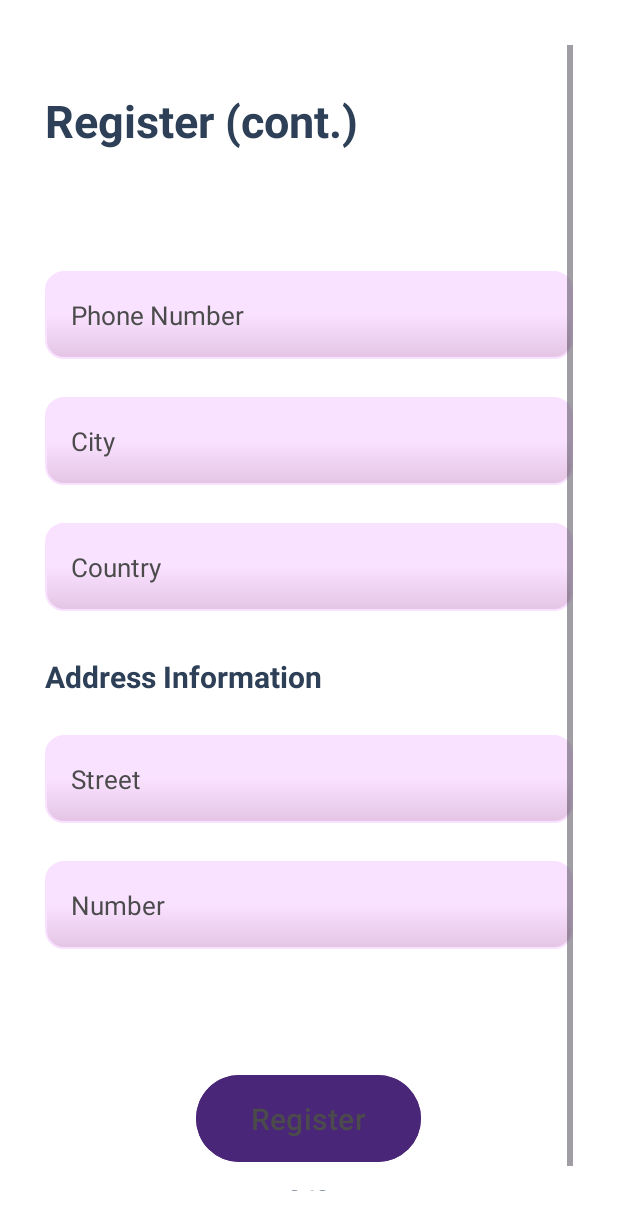
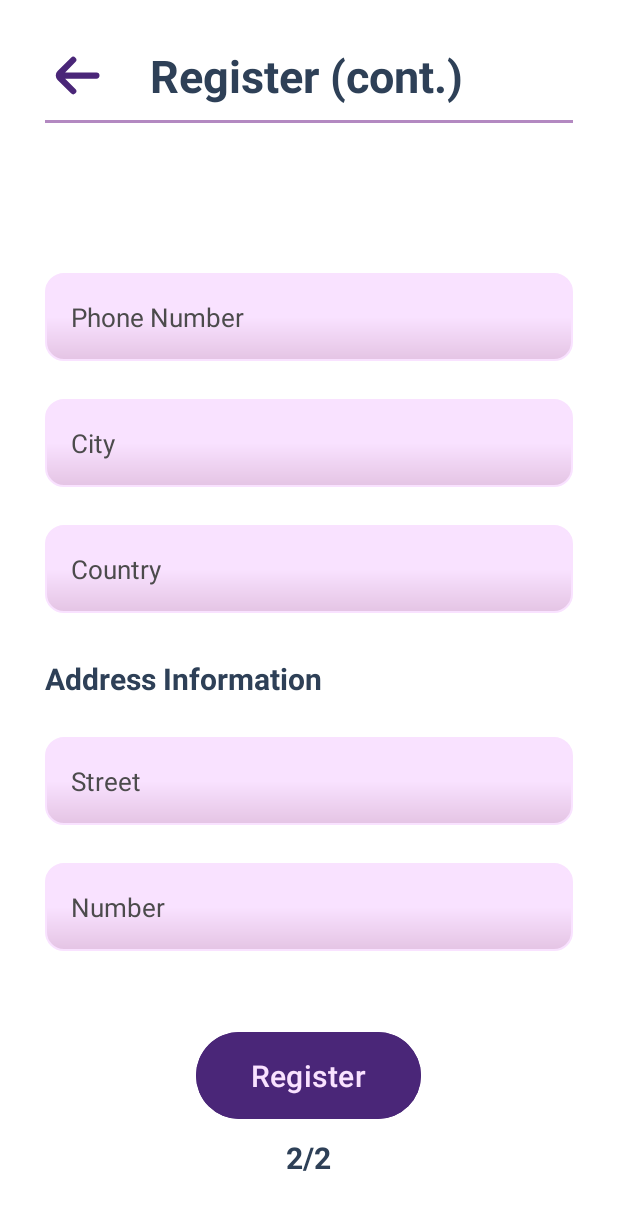
Before and after one commit to baltatescuanamaria/Licenta, an Android app: the RegisterActivity4 screen opened directly, with no data from a screen before it, on a phone screen of 412 x 824 dp. Shown: the top 1230 px of the screen. Run offline under Robolectric (Android 15) with nearby library versions, the phone set to English and light mode, and no system bars; our stand-ins replace Firebase (no records; nobody signed in at launch, a user with empty details on screens opened directly).

Commit message:
back buttons

```diff
--- a/app/src/main/AndroidManifest.xml
+++ b/app/src/main/AndroidManifest.xml
@@ -32,6 +32,9 @@
         <activity android:name=".RegisterActivity4">
 
         </activity>
+        <activity android:name=".ForgotPasswordActivity">
+
+        </activity>
     </application>
 
 </manifest>
--- a/app/src/main/java/com/example/myapp/RegisterActivity4.kt
+++ b/app/src/main/java/com/example/myapp/RegisterActivity4.kt
@@ -6,6 +6,7 @@ import android.os.Bundle
 import android.view.View
 import android.widget.Button
 import android.widget.EditText
+import android.widget.ImageButton
 import android.widget.TextView
 import android.widget.Toast
 import androidx.appcompat.app.AppCompatActivity
@@ -17,6 +18,13 @@ class RegisterActivity4 : AppCompatActivity() {
     override fun onCreate(savedInstanceState: Bundle?) {
         super.onCreate(savedInstanceState)
         setContentView(R.layout.register_part4)
+
+        val backButton: ImageButton = findViewById(R.id.back_button)
+        backButton.setOnClickListener{
+            val intent = Intent(this, RegisterActivity::class.java)
+            startActivity(intent)
+            finish()
+        }
 
         auth = FirebaseAuth.getInstance()
         val nextButton: Button = findViewById(R.id.register_btn)
--- a/app/src/main/res/drawable/arrow_small_left.xml
+++ b/app/src/main/res/drawable/arrow_small_left.xml
@@ -1,9 +1,9 @@
 <vector xmlns:android="http://schemas.android.com/apk/res/android"
-    android:width="512dp"
-    android:height="512dp"
+    android:width="50dp"
+    android:height="50dp"
     android:viewportWidth="24"
     android:viewportHeight="24">
   <path
-      android:fillColor="#FF000000"
+      android:fillColor="@color/accentColour1"
       android:pathData="M19,11H9l3.29,-3.29a1,1 0,0 0,0 -1.42,1 1,0 0,0 -1.41,0l-4.29,4.3A2,2 0,0 0,6 12H6a2,2 0,0 0,0.59 1.4l4.29,4.3a1,1 0,1 0,1.41 -1.42L9,13H19a1,1 0,0 0,0 -2Z"/>
 </vector>
--- a/app/src/main/res/layout/homepage.xml
+++ b/app/src/main/res/layout/homepage.xml
@@ -44,7 +44,7 @@
             android:backgroundTint="@color/accentColour1"
             android:padding="15dp"
             android:text="Register"
-            android:textColor="@color/fontColour2"
+            android:textColor="@color/inputFieldColor"
             android:textSize="20sp" />
 
 
--- a/app/src/main/res/layout/register_part4.xml
+++ b/app/src/main/res/layout/register_part4.xml
@@ -4,33 +4,58 @@
     android:layout_width="match_parent"
     android:layout_height="match_parent"
     android:background="@color/background"
-    android:padding="30dp"
+    android:paddingEnd="30dp"
+    android:paddingStart="30dp"
     tools:context=".MainActivity">
-    <ScrollView
+    <LinearLayout
         android:layout_width="match_parent"
-        android:layout_height="match_parent">
+        android:layout_height="wrap_content"
+        android:orientation="horizontal">
+
+        <ImageButton
+            android:id="@+id/back_button"
+            android:contentDescription="Back"
+            android:layout_width="70dp"
+            android:layout_height="wrap_content"
+            android:src="@drawable/arrow_small_left"
+            android:background="@null"
+            android:onClick="backButtonClick"
+            android:layout_marginTop="25dp"
+            android:layout_marginStart="-15dp">
+        </ImageButton>
+
+        <TextView
+            android:id="@+id/Greeting"
+            android:layout_width="match_parent"
+            android:layout_height="wrap_content"
+            android:layout_marginTop="30dp"
+            android:layout_marginLeft="15dp"
+            android:text="Register (cont.)"
+            android:textColor="@color/fontColour1"
+            android:textSize="30dp"
+            android:textStyle="bold" />
+    </LinearLayout>
+
 
         <LinearLayout
             android:layout_width="match_parent"
             android:layout_height="wrap_content"
             android:gravity="center"
-            android:orientation="vertical">
+            android:orientation="vertical"
+            android:layout_marginTop="40dp">
 
-            <TextView
-                android:id="@+id/Greeting"
+            <View
+                android:id="@+id/separator"
                 android:layout_width="match_parent"
-                android:layout_height="wrap_content"
-                android:layout_marginTop="30dp"
-                android:text="Register (cont.)"
-                android:textColor="@color/fontColour1"
-                android:textSize="30dp"
-                android:textStyle="bold" />
+                android:layout_marginTop="40dp"
+                android:layout_height="2dp"
+                android:background="@color/accentColour2" />
 
             <EditText
                 android:id="@+id/phoneNumber"
                 android:layout_width="match_parent"
                 android:layout_height="wrap_content"
-                android:layout_marginTop="80dp"
+                android:layout_marginTop="100dp"
                 android:background="@drawable/round_edge"
                 android:hint="Phone Number"
                 android:inputType="textPhonetic"
@@ -140,11 +165,11 @@
                 android:id="@+id/register_btn"
                 android:layout_width="150dp"
                 android:layout_height="wrap_content"
-                android:layout_marginTop="80dp"
+                android:layout_marginTop="50dp"
                 android:backgroundTint="@color/accentColour1"
                 android:padding="15dp"
                 android:text="Register"
-                android:textColor="@color/fontColour2"
+                android:textColor="@color/inputFieldColor"
                 android:textSize="20sp" />
         <LinearLayout
             android:layout_width="wrap_content"
@@ -162,5 +187,4 @@
                 android:textStyle="bold" />
         </LinearLayout>
         </LinearLayout>
-    </ScrollView>
 </RelativeLayout>
```
Also changed, not shown: app/src/main/java/com/example/myapp/ForgotPasswordActivity.kt (added, +29 -0 lines), app/src/main/java/com/example/myapp/LoginActivity.kt (+11 -12 lines), app/src/main/java/com/example/myapp/RegisterActivity.kt (+15 -5 lines), app/src/main/res/layout/activity_main.xml (+26 -13 lines), app/src/main/res/layout/forgot_password.xml (+38 -19 lines), app/src/main/res/layout/message.xml (+11 -7 lines), app/src/main/res/layout/register_part1.xml (+23 -13 lines).
